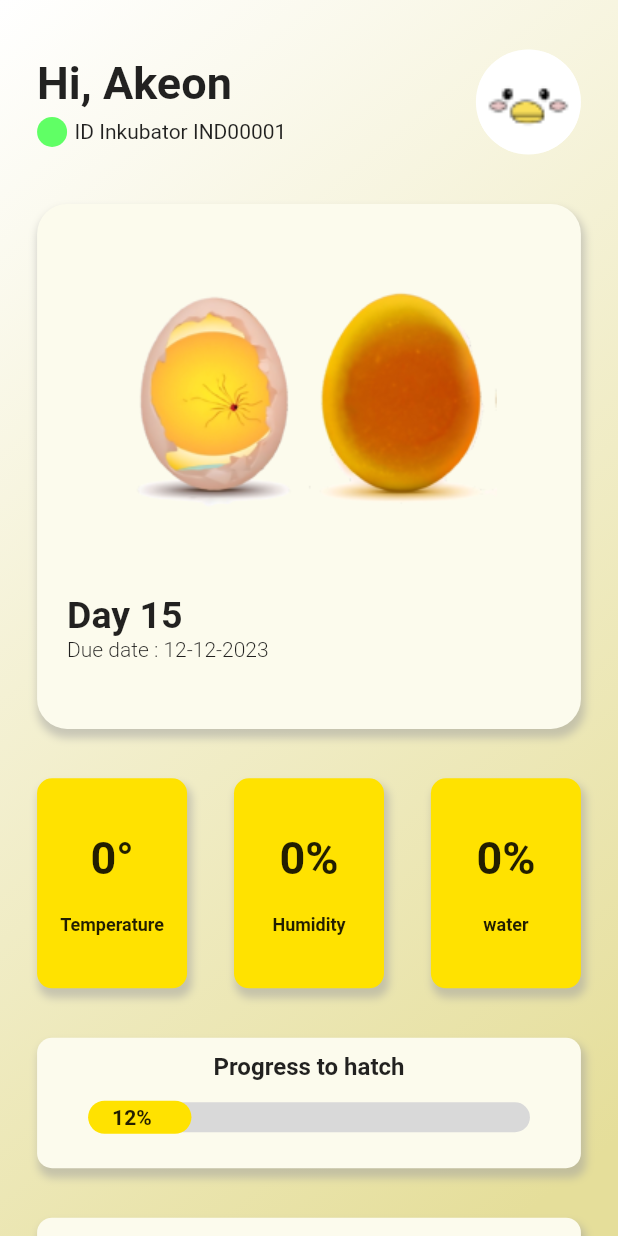
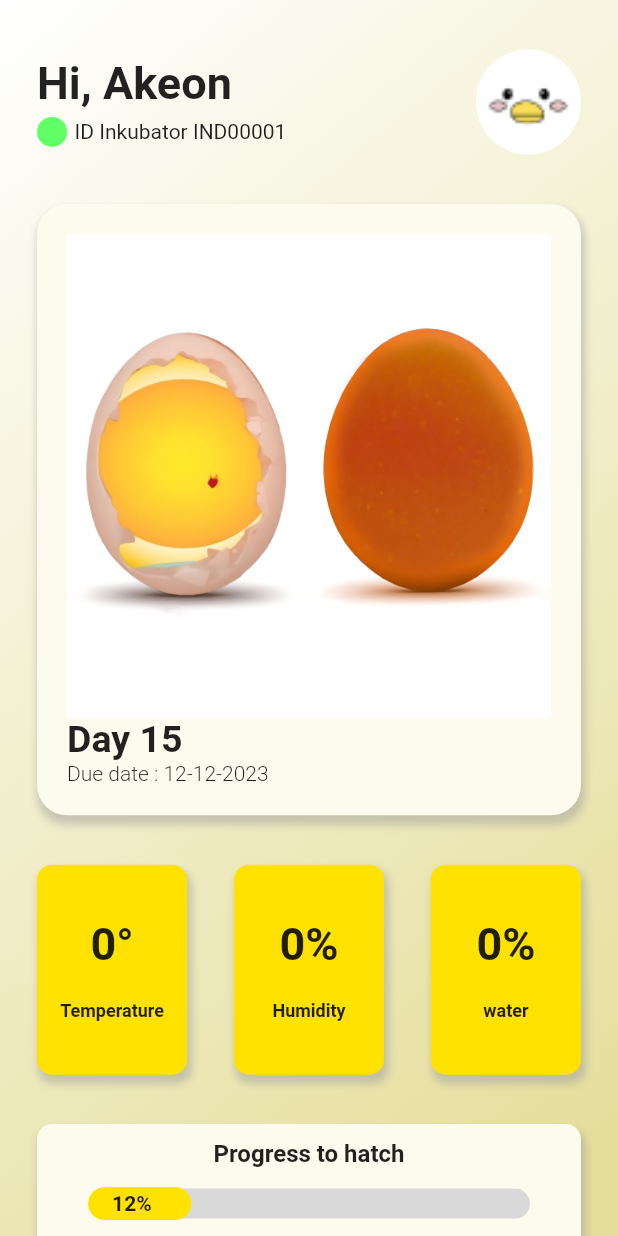
Before and after one commit to Akhdanre/Tetas.in, a Flutter app: the HomeScreen screen opened directly, on a phone screen of 412 x 824 dp. Run offline on Flutter 3.47's test engine with Material 2 defaults, Android fonts, the phone set to English and light mode, and no system bars; our stand-ins replace bloc, flutter_bloc, shared_preferences; accounts and stored records are empty; generated files the repository leaves out were written again; network calls fail.

Commit message:
adjust image progress container

```diff
--- a/lib/src/presentation/pages/home_screen.dart
+++ b/lib/src/presentation/pages/home_screen.dart
@@ -83,7 +83,7 @@ class _HomeScreenState extends State<HomeScreen> {
                     height: screen.vertical2,
                   ),
                   Container(
-                    height: 350,
+                    // height: 350,
                     decoration: BoxDecoration(
                         boxShadow: [
                           BoxShadow(
@@ -97,11 +97,11 @@ class _HomeScreenState extends State<HomeScreen> {
                         borderRadius: BorderRadius.circular(20)),
                     child: Padding(
                       padding: const EdgeInsets.symmetric(
-                          horizontal: 20, vertical: 10),
+                          horizontal: 20, vertical: 20),
                       child: Column(
                         crossAxisAlignment: CrossAxisAlignment.start,
                         children: [
-                          Align(child: Image.asset("Assets/egg_image_15.png")),
+                          Align(child: Image.asset("Assets/Telur/1.jpg")),
                           Text("Day $day",
                               style: const TextStyle(
                                   fontSize: 25, fontWeight: FontWeight.bold)),
--- a/pubspec.yaml
+++ b/pubspec.yaml
@@ -69,6 +69,7 @@ flutter:
   # To add assets to your application, add an assets section, like this:
   assets:
     - Assets/
+    - Assets/Telur/
     # - Assets/eggs.svg
 
   # An image asset can refer to one or more resolution-specific "variants", see
```
